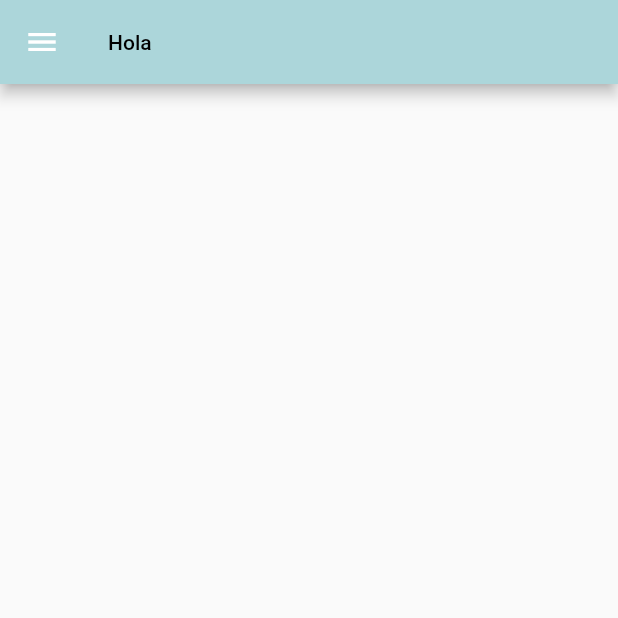
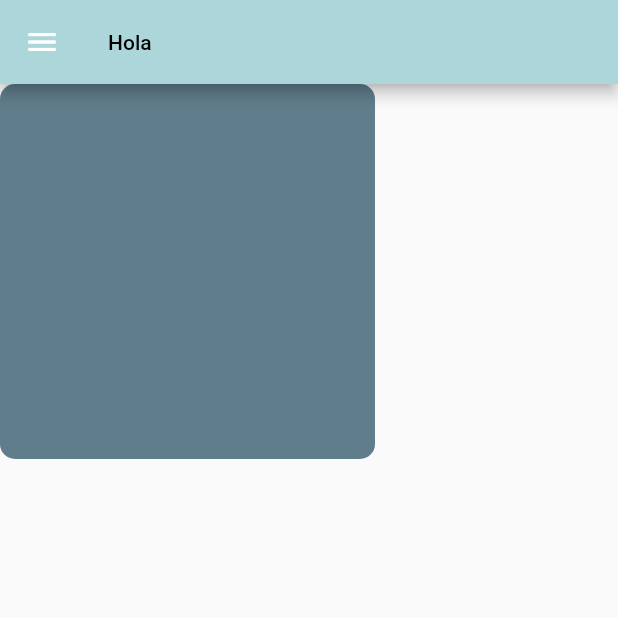
Before and after one commit to noravazquez/pmsn, a Flutter app: the DashboardScreen screen opened by its route, on a phone screen of 412 x 824 dp, the top half of it. Run offline on Flutter 3.47's test engine with Material 2 defaults, Android fonts, the light colour scheme and no system bars; our stand-ins replace email_validator, google_fonts, group_radio_button, image_picker, liquid_swipe, lottie and 4 more; missing offline and left inert: day_night_switcher; accounts and stored records are empty.

Commit message:
Item post

```diff
--- a/lib/screens/dashboard_screen.dart
+++ b/lib/screens/dashboard_screen.dart
@@ -1,6 +1,7 @@
 import 'package:day_night_switcher/day_night_switcher.dart';
 import 'package:flutter/material.dart';
 import 'package:primer_proyecto/provider/them_provider.dart';
+import 'package:primer_proyecto/screens/list_post.dart';
 import 'package:primer_proyecto/settings/styles_settings.dart';
 import 'package:provider/provider.dart';
 
@@ -21,6 +22,7 @@ class _DashboardScreenState extends State<DashboardScreen> {
           style: Theme.of(context).textTheme.bodyLarge,
         ),
       ),
+      body: ListPost(),
       drawer: Drawer(
         child: ListView(
           children: [
--- a/lib/screens/list_post.dart
+++ b/lib/screens/list_post.dart
@@ -1,6 +1,7 @@
 import 'package:flutter/material.dart';
 import 'package:primer_proyecto/database/database_helper.dart';
 import 'package:primer_proyecto/models/post_model.dart';
+import 'package:primer_proyecto/widgets/item_post_widget.dart';
 
 class ListPost extends StatefulWidget {
   const ListPost({super.key});
@@ -20,7 +21,8 @@ class _ListPostState extends State<ListPost> {
 
   @override
   Widget build(BuildContext context) {
-    return FutureBuilder(
+    return ItemPostWidget();
+    /*FutureBuilder(
       future: databaseHelper!.GETALLPOST(),
       builder: (context, AsyncSnapshot<List<PostModel>> snapshot) {
         if (snapshot.hasData) {
@@ -28,7 +30,7 @@ class _ListPostState extends State<ListPost> {
             itemCount: snapshot.data!.length,
             itemBuilder: (context, index) {
               var objPostModel = snapshot.data![index];
-              return Container();
+              return ItemPostWidget(objPostModel: objPostModel);
             },
           );
         } else if (snapshot.hasError) {
@@ -41,6 +43,6 @@ class _ListPostState extends State<ListPost> {
           );
         }
       },
-    );
+    );*/
   }
 }
--- /dev/null
+++ b/lib/widgets/item_post_widget.dart
@@ -0,0 +1,18 @@
+import 'package:flutter/material.dart';
+import 'package:primer_proyecto/models/post_model.dart';
+
+class ItemPostWidget extends StatelessWidget {
+  ItemPostWidget({super.key, this.objPostModel});
+
+  PostModel? objPostModel;
+
+  @override
+  Widget build(BuildContext context) {
+    return Container(
+      height: 250,
+      width: 250,
+      decoration: BoxDecoration(
+          color: Colors.blueGrey, borderRadius: BorderRadius.circular(10)),
+    );
+  }
+}
```
